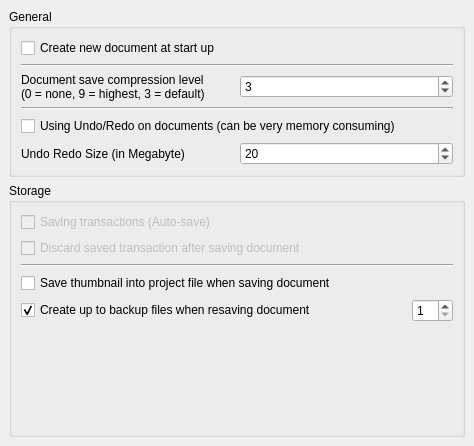
Qt form src/Gui/DlgSettingsDocument.ui (berndhahnebach/All_FreeCAD) before a commit.
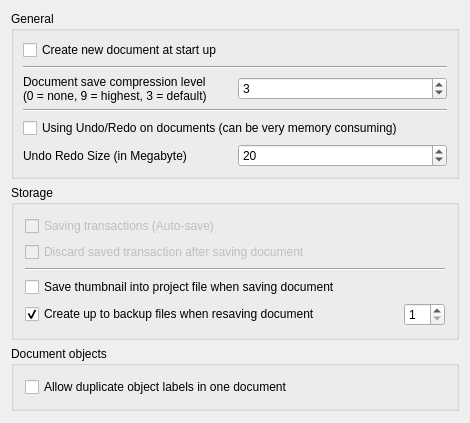
The same form after that commit. Custom widgets are drawn as their Qt base class.

Commit message: + add options to disallow duplicate object labels

The edit to the form file:
```diff
--- a/src/Gui/DlgSettingsDocument.ui
+++ b/src/Gui/DlgSettingsDocument.ui
@@ -3,61 +3,222 @@
  <comment></comment>
  <exportmacro></exportmacro>
  <class>Gui::Dialog::DlgSettingsDocument</class>
- <widget class="QWidget" name="Gui::Dialog::DlgSettingsDocument" >
-  <property name="geometry" >
+ <widget class="QWidget" name="Gui::Dialog::DlgSettingsDocument">
+  <property name="geometry">
    <rect>
     <x>0</x>
     <y>0</y>
     <width>470</width>
-    <height>446</height>
+    <height>423</height>
    </rect>
   </property>
   <property name="windowTitle" >
    <string>Document</string>
   </property>
-  <layout class="QGridLayout" >
-   <property name="margin" >
-    <number>9</number>
-   </property>
-   <property name="spacing" >
-    <number>6</number>
-   </property>
-   <item row="1" column="0" >
-    <widget class="QGroupBox" name="groupBox" >
-     <property name="title" >
+  <layout class="QGridLayout" name="gridLayout_3">
+   <item row="0" column="0">
+    <widget class="QGroupBox" name="GroupBox5">
+     <property name="title">
+      <string>General</string>
+     </property>
+     <layout class="QGridLayout">
+      <property name="margin">
+       <number>9</number>
+      </property>
+      <property name="spacing">
+       <number>6</number>
+      </property>
+      <item row="2" column="0">
+       <layout class="QHBoxLayout">
+        <property name="spacing">
+         <number>6</number>
+        </property>
+        <property name="margin">
+         <number>0</number>
+        </property>
+        <item>
+         <widget class="QLabel" name="textLabel1">
+          <property name="text">
+           <string>Document save compression level
+(0 = none, 9 = highest, 3 = default)</string>
+          </property>
+         </widget>
+        </item>
+        <item>
+         <widget class="Gui::PrefSpinBox" name="prefCompression">
+          <property name="value">
+           <number>3</number>
+          </property>
+          <property name="prefEntry" stdset="0">
+           <cstring>CompressionLevel</cstring>
+          </property>
+          <property name="prefPath" stdset="0">
+           <cstring>Document</cstring>
+          </property>
+         </widget>
+        </item>
+       </layout>
+      </item>
+      <item row="5" column="0">
+       <layout class="QHBoxLayout">
+        <property name="spacing">
+         <number>6</number>
+        </property>
+        <property name="margin">
+         <number>0</number>
+        </property>
+        <item>
+         <widget class="QLabel" name="textLabel1_2">
+          <property name="text">
+           <string>Undo Redo Size (in Megabyte)</string>
+          </property>
+         </widget>
+        </item>
+        <item>
+         <widget class="Gui::PrefSpinBox" name="prefUndoRedoSize">
+          <property name="value">
+           <number>20</number>
+          </property>
+          <property name="prefEntry" stdset="0">
+           <cstring>MaxUndoSize</cstring>
+          </property>
+          <property name="prefPath" stdset="0">
+           <cstring>Document</cstring>
+          </property>
+         </widget>
+        </item>
+       </layout>
+      </item>
+      <item row="0" column="0">
+       <widget class="Gui::PrefCheckBox" name="prefCheckNewDoc">
+        <property name="text">
+         <string>Create new document at start up</string>
+        </property>
+        <property name="prefEntry" stdset="0">
+         <cstring>CreateNewDoc</cstring>
+        </property>
+        <property name="prefPath" stdset="0">
+         <cstring>Document</cstring>
+        </property>
+       </widget>
+      </item>
+      <item row="1" column="0">
+       <widget class="Line" name="line1">
+        <property name="frameShape">
+         <enum>QFrame::HLine</enum>
+        </property>
+        <property name="frameShadow">
+         <enum>QFrame::Sunken</enum>
+        </property>
+        <property name="orientation">
+         <enum>Qt::Horizontal</enum>
+        </property>
+       </widget>
+      </item>
+      <item row="3" column="0">
+       <widget class="Line" name="line1_2">
+        <property name="frameShape">
+         <enum>QFrame::HLine</enum>
+        </property>
+        <property name="frameShadow">
+         <enum>QFrame::Sunken</enum>
+        </property>
+        <property name="orientation">
+         <enum>Qt::Horizontal</enum>
+        </property>
+       </widget>
+      </item>
+      <item row="4" column="0">
+       <widget class="Gui::PrefCheckBox" name="prefUndoRedo">
+        <property name="text">
+         <string>Using Undo/Redo on documents (can be very memory consuming)</string>
+        </property>
+        <property name="prefEntry" stdset="0">
+         <cstring>UsingUndo</cstring>
+        </property>
+        <property name="prefPath" stdset="0">
+         <cstring>Document</cstring>
+        </property>
+       </widget>
+      </item>
+     </layout>
+    </widget>
+   </item>
+   <item row="1" column="0">
+    <widget class="QGroupBox" name="groupBox">
+     <property name="title">
       <string>Storage</string>
      </property>
-     <layout class="QGridLayout" >
-      <property name="margin" >
-       <number>9</number>
-      </property>
-      <property name="spacing" >
-       <number>6</number>
-      </property>
-      <item row="5" column="0" >
-       <spacer>
-        <property name="orientation" >
-         <enum>Qt::Vertical</enum>
+     <layout class="QGridLayout" name="gridLayout_2">
+      <item row="0" column="0">
+       <widget class="Gui::PrefCheckBox" name="prefSaveTransaction">
+        <property name="enabled">
+         <bool>false</bool>
         </property>
-        <property name="sizeHint" >
-         <size>
-          <width>432</width>
-          <height>71</height>
-         </size>
+        <property name="text">
+         <string>Saving transactions (Auto-save)</string>
         </property>
-       </spacer>
+        <property name="prefEntry" stdset="0">
+         <cstring>SaveTransactions</cstring>
+        </property>
+        <property name="prefPath" stdset="0">
+         <cstring>Document</cstring>
+        </property>
+       </widget>
       </item>
-      <item row="4" column="0" >
-       <layout class="QHBoxLayout" >
-        <property name="margin" >
-         <number>0</number>
+      <item row="1" column="0">
+       <widget class="Gui::PrefCheckBox" name="prefDiscardTransaction">
+        <property name="enabled">
+         <bool>false</bool>
         </property>
-        <property name="spacing" >
+        <property name="text">
+         <string>Discard saved transaction after saving document</string>
+        </property>
+        <property name="prefEntry" stdset="0">
+         <cstring>TransactionsDiscard</cstring>
+        </property>
+        <property name="prefPath" stdset="0">
+         <cstring>Document</cstring>
+        </property>
+       </widget>
+      </item>
+      <item row="2" column="0">
+       <widget class="Line" name="line1_2_3">
+        <property name="frameShape">
+         <enum>QFrame::HLine</enum>
+        </property>
+        <property name="frameShadow">
+         <enum>QFrame::Sunken</enum>
+        </property>
+        <property name="orientation">
+         <enum>Qt::Horizontal</enum>
+        </property>
+       </widget>
+      </item>
+      <item row="3" column="0">
+       <widget class="Gui::PrefCheckBox" name="prefSaveThumbnail">
+        <property name="text">
+         <string>Save thumbnail into project file when saving document</string>
+        </property>
+        <property name="prefEntry" stdset="0">
+         <cstring>SaveThumbnail</cstring>
+        </property>
+        <property name="prefPath" stdset="0">
+         <cstring>Document</cstring>
+        </property>
+       </widget>
+      </item>
+      <item row="4" column="0">
+       <layout class="QHBoxLayout">
+        <property name="spacing">
          <number>6</number>
         </property>
+        <property name="margin">
+         <number>0</number>
+        </property>
         <item>
-         <widget class="Gui::PrefCheckBox" name="prefSaveBackupFiles" >
-          <property name="text" >
+         <widget class="Gui::PrefCheckBox" name="prefSaveBackupFiles">
+          <property name="text">
            <string>Create up to backup files when resaving document</string>
           </property>
           <property name="checked" >
@@ -73,13 +234,13 @@
         </item>
         <item>
          <spacer>
-          <property name="orientation" >
+          <property name="orientation">
            <enum>Qt::Horizontal</enum>
           </property>
-          <property name="sizeType" >
+          <property name="sizeType">
            <enum>QSizePolicy::Maximum</enum>
           </property>
-          <property name="sizeHint" >
+          <property name="sizeHint" stdset="0">
            <size>
             <width>91</width>
             <height>20</height>
@@ -88,8 +249,8 @@
          </spacer>
         </item>
         <item>
-         <widget class="Gui::PrefSpinBox" name="prefCountBackupFiles" >
-          <property name="minimum" >
+         <widget class="Gui::PrefSpinBox" name="prefCountBackupFiles">
+          <property name="minimum">
            <number>1</number>
           </property>
           <property name="prefEntry" stdset="0" >
@@ -102,198 +263,47 @@
         </item>
        </layout>
       </item>
-      <item row="3" column="0" >
-       <widget class="Gui::PrefCheckBox" name="prefSaveThumbnail" >
-        <property name="text" >
-         <string>Save thumbnail into project file when saving document</string>
-        </property>
-        <property name="prefEntry" stdset="0" >
-         <cstring>SaveThumbnail</cstring>
-        </property>
-        <property name="prefPath" stdset="0" >
-         <cstring>Document</cstring>
-        </property>
-       </widget>
-      </item>
-      <item row="2" column="0" >
-       <widget class="Line" name="line1_2_3" >
-        <property name="frameShape" >
-         <enum>QFrame::HLine</enum>
-        </property>
-        <property name="frameShadow" >
-         <enum>QFrame::Sunken</enum>
-        </property>
-        <property name="orientation" >
-         <enum>Qt::Horizontal</enum>
-        </property>
-       </widget>
-      </item>
-      <item row="1" column="0" >
-       <widget class="Gui::PrefCheckBox" name="prefDiscardTransaction" >
-        <property name="enabled" >
-         <bool>false</bool>
-        </property>
-        <property name="text" >
-         <string>Discard saved transaction after saving document</string>
-        </property>
-        <property name="prefEntry" stdset="0" >
-         <cstring>TransactionsDiscard</cstring>
-        </property>
-        <property name="prefPath" stdset="0" >
-         <cstring>Document</cstring>
-        </property>
-       </widget>
-      </item>
-      <item row="0" column="0" >
-       <widget class="Gui::PrefCheckBox" name="prefSaveTransaction" >
-        <property name="enabled" >
-         <bool>false</bool>
-        </property>
-        <property name="text" >
-         <string>Saving transactions (Auto-save)</string>
-        </property>
-        <property name="prefEntry" stdset="0" >
-         <cstring>SaveTransactions</cstring>
-        </property>
-        <property name="prefPath" stdset="0" >
-         <cstring>Document</cstring>
-        </property>
-       </widget>
-      </item>
      </layout>
     </widget>
    </item>
-   <item row="0" column="0" >
-    <widget class="QGroupBox" name="GroupBox5" >
-     <property name="title" >
-      <string>General</string>
+   <item row="2" column="0">
+    <widget class="QGroupBox" name="groupBox_2">
+     <property name="title">
+      <string>Document objects</string>
      </property>
-     <layout class="QGridLayout" >
-      <property name="margin" >
-       <number>9</number>
-      </property>
-      <property name="spacing" >
-       <number>6</number>
-      </property>
-      <item row="2" column="0" >
-       <layout class="QHBoxLayout" >
-        <property name="margin" >
-         <number>0</number>
+     <layout class="QGridLayout" name="gridLayout">
+      <item row="0" column="0">
+       <widget class="Gui::PrefCheckBox" name="prefDuplicateLabel">
+        <property name="text">
+         <string>Allow duplicate object labels in one document</string>
         </property>
-        <property name="spacing" >
-         <number>6</number>
+        <property name="prefEntry" stdset="0">
+         <cstring>DuplicateLabels</cstring>
         </property>
-        <item>
-         <widget class="QLabel" name="textLabel1" >
-          <property name="text" >
-           <string>Document save compression level
-(0 = none, 9 = highest, 3 = default)</string>
-          </property>
-         </widget>
-        </item>
-        <item>
-         <widget class="Gui::PrefSpinBox" name="prefCompression" >
-          <property name="value" >
-           <number>3</number>
-          </property>
-          <property name="prefEntry" stdset="0" >
-           <cstring>CompressionLevel</cstring>
-          </property>
-          <property name="prefPath" stdset="0" >
-           <cstring>Document</cstring>
-          </property>
-         </widget>
-        </item>
-       </layout>
-      </item>
-      <item row="5" column="0" >
-       <layout class="QHBoxLayout" >
-        <property name="margin" >
-         <number>0</number>
-        </property>
-        <property name="spacing" >
-         <number>6</number>
-        </property>
-        <item>
-         <widget class="QLabel" name="textLabel1_2" >
-          <property name="text" >
-           <string>Undo Redo Size (in Megabyte)</string>
-          </property>
-         </widget>
-        </item>
-        <item>
-         <widget class="Gui::PrefSpinBox" name="prefUndoRedoSize" >
-          <property name="value" >
-           <number>20</number>
-          </property>
-          <property name="prefEntry" stdset="0" >
-           <cstring>MaxUndoSize</cstring>
-          </property>
-          <property name="prefPath" stdset="0" >
-           <cstring>Document</cstring>
-          </property>
-         </widget>
-        </item>
-       </layout>
-      </item>
-      <item row="0" column="0" >
-       <widget class="Gui::PrefCheckBox" name="prefCheckNewDoc" >
-        <property name="text" >
-         <string>Create new document at start up</string>
-        </property>
-        <property name="prefEntry" stdset="0" >
-         <cstring>CreateNewDoc</cstring>
-        </property>
-        <property name="prefPath" stdset="0" >
+        <property name="prefPath" stdset="0">
          <cstring>Document</cstring>
         </property>
        </widget>
       </item>
-      <item row="1" column="0" >
-       <widget class="Line" name="line1" >
-        <property name="frameShape" >
-         <enum>QFrame::HLine</enum>
-        </property>
-        <property name="frameShadow" >
-         <enum>QFrame::Sunken</enum>
-        </property>
-        <property name="orientation" >
-         <enum>Qt::Horizontal</enum>
-        </property>
-       </widget>
-      </item>
-      <item row="3" column="0" >
-       <widget class="Line" name="line1_2" >
-        <property name="frameShape" >
-         <enum>QFrame::HLine</enum>
-        </property>
-        <property name="frameShadow" >
-         <enum>QFrame::Sunken</enum>
-        </property>
-        <property name="orientation" >
-         <enum>Qt::Horizontal</enum>
-        </property>
-       </widget>
-      </item>
-      <item row="4" column="0" >
-       <widget class="Gui::PrefCheckBox" name="prefUndoRedo" >
-        <property name="text" >
-         <string>Using Undo/Redo on documents (can be very memory consuming)</string>
-        </property>
-        <property name="prefEntry" stdset="0" >
-         <cstring>UsingUndo</cstring>
-        </property>
-        <property name="prefPath" stdset="0" >
-         <cstring>Document</cstring>
-        </property>
-       </widget>
-      </item>
      </layout>
     </widget>
    </item>
+   <item row="3" column="0">
+    <spacer>
+     <property name="orientation">
+      <enum>Qt::Vertical</enum>
+     </property>
+     <property name="sizeHint" stdset="0">
+      <size>
+       <width>429</width>
+       <height>37</height>
+      </size>
+     </property>
+    </spacer>
+   </item>
   </layout>
  </widget>
- <layoutdefault spacing="6" margin="11" />
+ <layoutdefault spacing="6" margin="11"/>
  <pixmapfunction>qPixmapFromMimeSource</pixmapfunction>
  <customwidgets>
   <customwidget>
```
Left out of the diff: 26 changed lines with no effect on the pictures. The commit also changes 2 other files.
